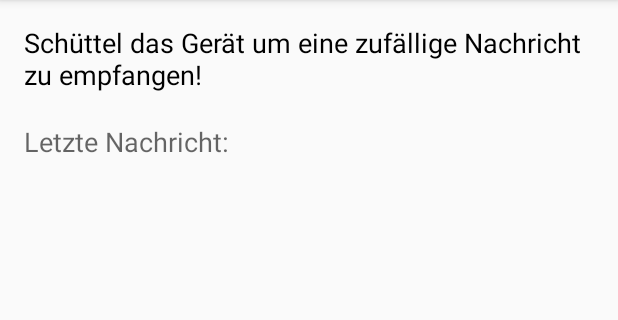
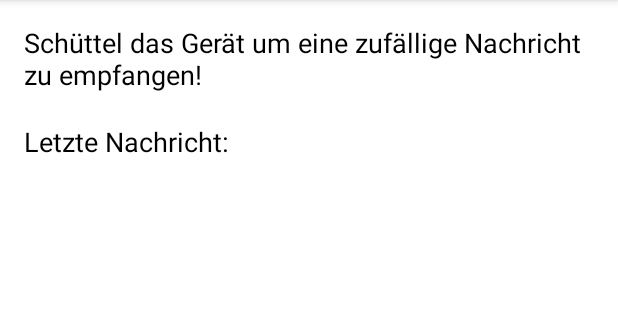
Before and after one commit to gorrila/PinnwandApp, an Android app: the screen it shows after launch (MainActivity), on a phone screen of 412 x 824 dp, the part 84-404 px from its top. Run offline under Robolectric (Android 15) with nearby library versions, the phone set to English and light mode, and no system bars.

Commit message:
- Alles soweit fertig

```diff
--- a/app/src/main/java/sb/pinnwandapp/MainActivity.java
+++ b/app/src/main/java/sb/pinnwandapp/MainActivity.java
@@ -2,6 +2,9 @@ package sb.pinnwandapp;
 
 import android.content.Context;
 import android.content.Intent;
+import android.graphics.Color;
+import android.graphics.drawable.ColorDrawable;
+import android.graphics.drawable.Drawable;
 import android.hardware.Sensor;
 import android.hardware.SensorEvent;
 import android.hardware.SensorEventListener;
@@ -149,6 +152,31 @@ public class MainActivity extends AppCompatActivity implements SensorEventListen
         super.onResume();
         sensorManager.registerListener(this, sensorAccelerometer, SensorManager.SENSOR_DELAY_NORMAL);
         sensorManager.registerListener(this, lightSensor, SensorManager.SENSOR_DELAY_NORMAL);
+
+        TextView tv_message = (TextView) findViewById(R.id.textView_lastMessage);
+        TextView tv_save = (TextView) findViewById(R.id.textView_save);
+        TextView tv_flick = (TextView) findViewById(R.id.textView_flick);
+        TextView tv_last = (TextView) findViewById(R.id.textView_last);
+
+        View view = this.getWindow().getDecorView();
+        int color = 0;
+        Drawable background = view.getBackground();
+        if(background instanceof ColorDrawable){
+            color = ((ColorDrawable) background).getColor();
+            if(color == Color.WHITE){
+                view.setBackgroundColor(Color.GRAY);
+                tv_message.setTextColor(Color.YELLOW);
+                tv_save.setTextColor(Color.YELLOW);
+                tv_flick.setTextColor(Color.YELLOW);
+                tv_last.setTextColor(Color.YELLOW);
+            }else{
+                view.setBackgroundColor(Color.WHITE);
+                tv_message.setTextColor(Color.BLACK);
+                tv_save.setTextColor(Color.BLACK);
+                tv_flick.setTextColor(Color.BLACK);
+                tv_last.setTextColor(Color.BLACK);
+            }
+        }
     }
 
     public class GetMessageTask extends AsyncTask<Void, Void, JSONObject> {
--- a/app/src/main/res/layout/activity_main.xml
+++ b/app/src/main/res/layout/activity_main.xml
@@ -48,7 +48,8 @@
                 android:layout_height="wrap_content"
                 android:textAppearance="?android:attr/textAppearanceMedium"
                 android:id="@+id/textView_save"
-                android:textColor="#000000" />
+                android:textColor="#000000"
+                android:layout_marginTop="30dp" />
 
         </LinearLayout>
 
```
Also changed, not shown: app/src/main/java/sb/pinnwandapp/ListActivity.java (+17 -43 lines).
